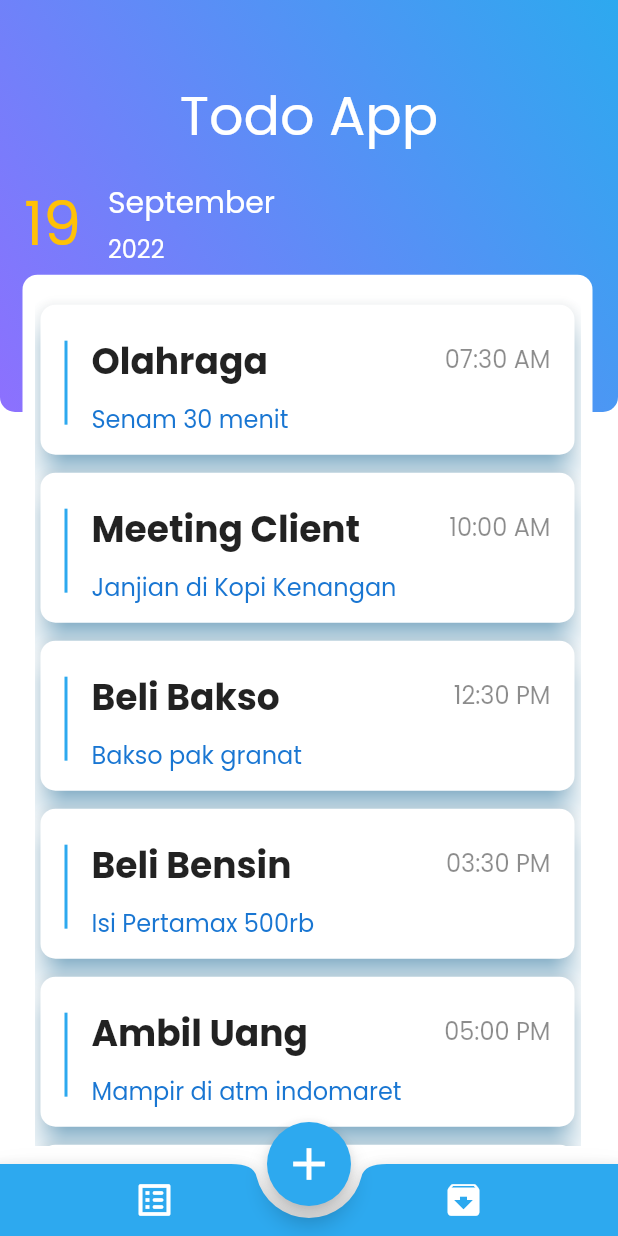
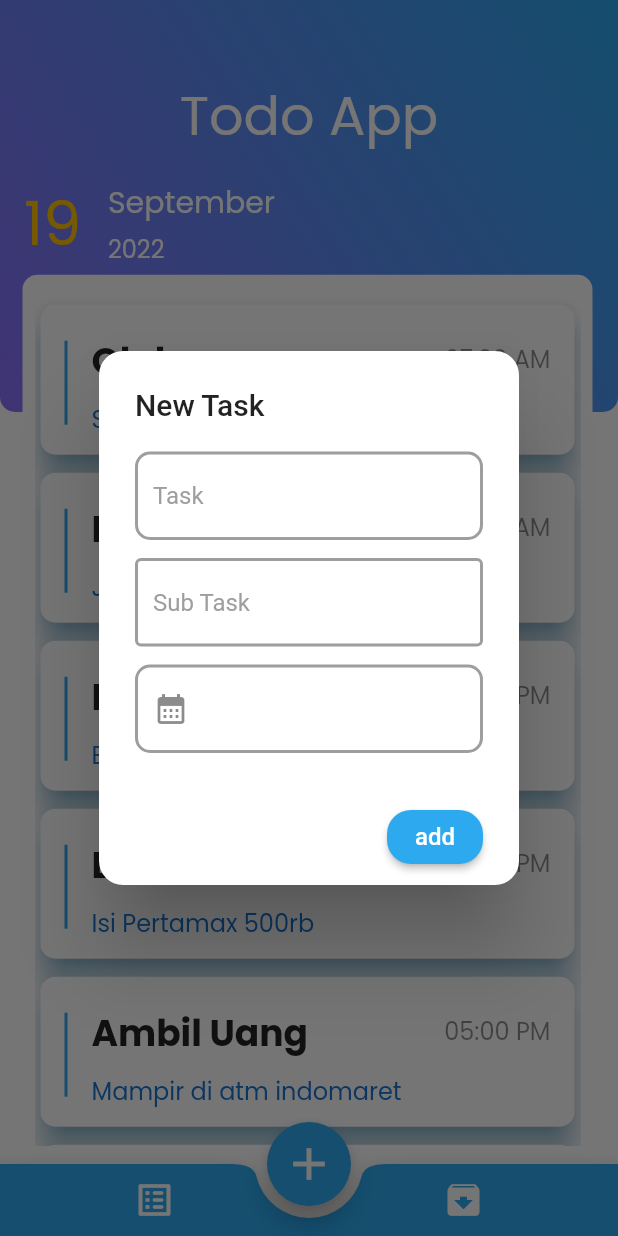
Before and after one commit to RezkiArifin/TodoApp-Flutter, a Flutter app: the screen it shows after launch, after a tap on the "add" icon, on a phone screen of 412 x 824 dp. Run offline on Flutter 3.47's test engine with Material 2 defaults, Android fonts, the phone set to English and light mode, and no system bars; drawn by our look-alikes of flutter_slidable; our stand-ins replace google_fonts.

Commit message:
Todo List App

```diff
--- a/lib/home_page.dart
+++ b/lib/home_page.dart
@@ -3,6 +3,7 @@ import 'package:intl/intl.dart';
 import 'package:todolist_app/models/task.dart';
 import 'package:todolist_app/theme.dart';
 import 'package:todolist_app/widgets/card_widget.dart';
+import 'package:todolist_app/widgets/form_widget.dart';
 
 class HomePage extends StatefulWidget {
   const HomePage({Key? key}) : super(key: key);
@@ -156,7 +157,16 @@ class _HomePageState extends State<HomePage> {
         ),
       ),
       floatingActionButton: FloatingActionButton(
-        onPressed: () {},
+        onPressed: () {
+          showDialog(
+            context: context,
+            builder: (context) {
+              return FormWidget(
+                addFunction: addTask,
+              );
+            },
+          );
+        },
         backgroundColor: blue,
         foregroundColor: card_white,
         child: const Icon(
--- a/lib/theme.dart
+++ b/lib/theme.dart
@@ -6,6 +6,7 @@ Color yellow = Colors.amber;
 Color black = Colors.black45;
 Color card_white = Color(0xffffffff);
 Color red = Color(0xFFFE4A49);
+Color grey = Colors.grey;
 
 TextStyle todoTitleStyle = GoogleFonts.poppins(
   fontSize: 36,
--- /dev/null
+++ b/lib/widgets/form_widget.dart
@@ -0,0 +1,159 @@
+import 'package:flutter/material.dart';
+import 'package:intl/intl.dart';
+import 'package:todolist_app/theme.dart';
+
+class FormWidget extends StatefulWidget {
+  final Function(String, String, DateTime) addFunction;
+  const FormWidget({
+    Key? key,
+    required this.addFunction,
+  }) : super(key: key);
+
+  @override
+  State<FormWidget> createState() => _FormWidgetState();
+}
+
+class _FormWidgetState extends State<FormWidget> {
+  DateTime? dateSelected;
+  TimeOfDay? timeSelected;
+  DateTime? dateResult;
+
+  final timeController = TextEditingController();
+  final titleController = TextEditingController();
+  final subtitleController = TextEditingController();
+
+  void _selectedDate(BuildContext context) async {
+    final DateTime? picked = await showDatePicker(
+      context: context,
+      initialDate: DateTime.now(),
+      firstDate: DateTime.now(),
+      lastDate: DateTime(2050),
+    );
+    if (picked != null) {
+      setState(() {
+        dateSelected = picked;
+        dateResult = picked;
+      });
+    }
+  }
+
+  void _selectedTime(BuildContext context) async {
+    final TimeOfDay? picked = await showTimePicker(
+      context: context,
+      initialTime: const TimeOfDay(hour: 00, minute: 00),
+    );
+    if (picked != null) {
+      setState(() {
+        timeSelected = picked;
+        dateResult = dateResult!.add(
+          Duration(hours: picked.hour, minutes: picked.minute),
+        );
+        timeController.text =
+            DateFormat('dd/MM/yyyy hh:mm').format(dateResult!);
+      });
+    }
+  }
+
+  @override
+  Widget build(BuildContext context) {
+    return AlertDialog(
+      shape: RoundedRectangleBorder(
+        borderRadius: BorderRadius.circular(16),
+      ),
+      title: const Text('New Task'),
+      content: SizedBox(
+        child: Column(
+          mainAxisSize: MainAxisSize.min,
+          children: [
+            TextField(
+              controller: titleController,
+              decoration: InputDecoration(
+                enabledBorder: OutlineInputBorder(
+                  borderSide: BorderSide(width: 2, color: grey),
+                  borderRadius: BorderRadius.circular(10),
+                ),
+                focusedBorder: OutlineInputBorder(
+                  borderSide: BorderSide(width: 2, color: grey),
+                  borderRadius: BorderRadius.circular(10),
+                ),
+                hintText: 'Task',
+                hintStyle: TextStyle(color: grey),
+              ),
+            ),
+            const SizedBox(
+              height: 12,
+            ),
+            TextField(
+              controller: subtitleController,
+              decoration: InputDecoration(
+                enabledBorder: OutlineInputBorder(
+                  borderSide: BorderSide(width: 2, color: grey),
+                ),
+                focusedBorder: OutlineInputBorder(
+                  borderSide: BorderSide(width: 2, color: grey),
+                  borderRadius: BorderRadius.circular(10),
+                ),
+                hintText: 'Sub Task',
+                hintStyle: TextStyle(color: grey),
+              ),
+            ),
+            const SizedBox(
+              height: 12,
+            ),
+            TextField(
+              controller: timeController,
+              decoration: InputDecoration(
+                suffixIcon: Row(
+                  mainAxisAlignment: MainAxisAlignment.start,
+                  children: [
+                    IconButton(
+                        onPressed: () {
+                          _selectedDate(context);
+                          _selectedTime(context);
+                        },
+                        icon: Icon(Icons.calendar_month)),
+                    Text(timeController.text),
+                  ],
+                ),
+                enabledBorder: OutlineInputBorder(
+                  borderSide: const BorderSide(width: 2, color: Colors.grey),
+                  borderRadius: BorderRadius.circular(10),
+                ),
+                focusedBorder: OutlineInputBorder(
+                  borderSide: const BorderSide(width: 2, color: Colors.grey),
+                  borderRadius: BorderRadius.circular(10),
+                ),
+                hintText: 'Time',
+                hintStyle: const TextStyle(
+                  color: Colors.grey,
+                ),
+              ),
+            ),
+          ],
+        ),
+      ),
+      actions: [
+        Padding(
+          padding: const EdgeInsets.symmetric(horizontal: 16.0),
+          child: ElevatedButton(
+            style: ElevatedButton.styleFrom(
+              shape: RoundedRectangleBorder(
+                borderRadius: BorderRadius.circular(16),
+              ),
+              backgroundColor: blue,
+            ),
+            onPressed: () {
+              widget.addFunction(
+                  titleController.text, subtitleController.text, dateResult!);
+              Navigator.of(context).pop();
+            },
+            child: Text(
+              'add',
+              style: TextStyle(color: card_white, fontSize: 16),
+            ),
+          ),
+        )
+      ],
+    );
+  }
+}
--- a/todolist_app/lib/home_page.dart
+++ /dev/null
@@ -1,170 +0,0 @@
-import 'package:flutter/material.dart';
-import 'package:intl/intl.dart';
-import 'package:todolist_app/models/task.dart';
-import 'package:todolist_app/theme.dart';
-import 'package:todolist_app/widgets/card_widget.dart';
-
-class HomePage extends StatefulWidget {
-  const HomePage({Key? key}) : super(key: key);
-
-  @override
-  State<HomePage> createState() => _HomePageState();
-}
-
-class _HomePageState extends State<HomePage> {
-  List newList = listTask.where((element) => !element.isDone).toList();
-
-  void addTask(String title, String subTitle, DateTime dateTime) {
-    setState(() {
-      final newTask = Task(title, subTitle, dateTime, false);
-      listTask.add(newTask);
-      updateData();
-    });
-  }
-
-  void updateData() {
-    newList = listTask.where((element) => !element.isDone).toList();
-  }
-
-  @override
-  Widget build(BuildContext context) {
-    final now = DateFormat('dd/MMMM/yyyy').format(DateTime.now());
-    final size = MediaQuery.of(context).size;
-    return Scaffold(
-      backgroundColor: Colors.white,
-      body: SizedBox(
-        width: size.width,
-        height: size.height,
-        child: Stack(
-          children: [
-            Positioned(
-              child: Container(
-                width: size.width,
-                height: size.height / 3,
-                decoration: const BoxDecoration(
-                  borderRadius: BorderRadius.only(
-                    bottomLeft: Radius.circular(10),
-                    bottomRight: Radius.circular(10),
-                  ),
-                  gradient: LinearGradient(
-                    colors: [
-                      Color(0xff8d70fe),
-                      Color(0xff2da9ef),
-                    ],
-                    begin: Alignment.bottomLeft,
-                    end: Alignment.topRight,
-                  ),
-                ),
-                child: Column(
-                  children: [
-                    const SizedBox(
-                      height: 50,
-                    ),
-                    Text(
-                      "Todo App",
-                      style: todoTitleStyle,
-                    ),
-                    const SizedBox(
-                      height: 8,
-                    ),
-                    ListTile(
-                      leading: Text(
-                        now.split('/').first,
-                        style: leadingTimeTextStyle,
-                      ),
-                      title: Padding(
-                        padding: const EdgeInsets.symmetric(vertical: 4.0),
-                        child: Text(
-                          now.split('/')[1],
-                          style: titleTimeTextStyle,
-                        ),
-                      ),
-                      subtitle: Text(
-                        now.split('/').last,
-                        style: subtitleTimeTextStyle,
-                      ),
-                    )
-                  ],
-                ),
-              ),
-            ),
-            Positioned(
-              top: size.height / 4.5,
-              left: 15,
-              child: Container(
-                width: size.width - 32,
-                height: size.height / 1.4,
-                decoration: const BoxDecoration(
-                  color: Colors.white,
-                  borderRadius: BorderRadius.horizontal(
-                    left: Radius.circular(10),
-                    right: Radius.circular(10),
-                  ),
-                ),
-                child: Padding(
-                  padding: const EdgeInsets.all(8),
-                  child: ListView.separated(
-                    padding: const EdgeInsets.only(
-                      top: 8,
-                    ),
-                    itemBuilder: (context, index) {
-                      return CardWidget(
-                        task: newList[index],
-                        handleRefresh: () {
-                          setState(() {
-                            listTask.remove(newList[index]);
-                            print('remove ${newList[index]}');
-                            updateData();
-                          });
-                        },
-                      );
-                    },
-                    itemCount: newList.length,
-                    separatorBuilder: (context, index) {
-                      return const SizedBox(
-                        height: 4,
-                      );
-                    },
-                  ),
-                ),
-              ),
-            ),
-          ],
-        ),
-      ),
-      bottomNavigationBar: BottomAppBar(
-        color: blue,
-        shape: const CircularNotchedRectangle(),
-        notchMargin: 8,
-        child: Row(
-          mainAxisSize: MainAxisSize.max,
-          mainAxisAlignment: MainAxisAlignment.spaceAround,
-          children: [
-            IconButton(
-              onPressed: () {},
-              icon: const Icon(Icons.list_alt_rounded),
-              color: Colors.white,
-              iconSize: 28,
-            ),
-            IconButton(
-              onPressed: () {},
-              icon: const Icon(Icons.archive_rounded),
-              color: Colors.white,
-              iconSize: 28,
-            ),
-          ],
-        ),
-      ),
-      floatingActionButton: FloatingActionButton(
-        onPressed: () {},
-        backgroundColor: blue,
-        foregroundColor: card_white,
-        child: const Icon(
-          Icons.add,
-          size: 36,
-        ),
-      ),
-      floatingActionButtonLocation: FloatingActionButtonLocation.centerDocked,
-    );
-  }
-}
--- a/todolist_app/lib/main.dart
+++ /dev/null
@@ -1,23 +0,0 @@
-import 'package:flutter/material.dart';
-import 'package:todolist_app/home_page.dart';
-
-void main() {
-  runApp(const MyApp());
-}
-
-class MyApp extends StatelessWidget {
-  const MyApp({Key? key}) : super(key: key);
-
-  // This widget is the root of your application.
-  @override
-  Widget build(BuildContext context) {
-    return MaterialApp(
-      debugShowCheckedModeBanner: false,
-      title: 'To Do List App',
-      theme: ThemeData(
-        primarySwatch: Colors.blue,
-      ),
-      home: const HomePage(),
-    );
-  }
-}
--- a/todolist_app/lib/models/task.dart
+++ /dev/null
@@ -1,74 +0,0 @@
-class Task {
-  final String taskName;
-  final String description;
-  final DateTime taskTime;
-  final bool isDone;
-
-  Task(
-    this.taskName,
-    this.description,
-    this.taskTime,
-    this.isDone,
-  );
-
-  Task copyWith({
-    String? taskName,
-    String? description,
-    DateTime? taskTime,
-    bool? isDone,
-  }) {
-    return Task(taskName ?? this.taskName, description ?? this.description,
-        taskTime ?? this.taskTime, isDone ?? this.isDone);
-  }
-}
-
-List<Task> listTask = [
-  Task(
-    'Olahraga',
-    'Senam 30 menit',
-    DateTime(2022, 9, 26, 7, 30),
-    false,
-  ),
-  Task(
-    'Meeting Client',
-    'Janjian di Kopi Kenangan',
-    DateTime(2022, 9, 26, 10, 00),
-    false,
-  ),
-  Task(
-    'Beli Bakso',
-    'Bakso pak granat',
-    DateTime(2022, 9, 26, 12, 30),
-    false,
-  ),
-  Task(
-    'Beli Bensin',
-    'Isi Pertamax 500rb',
-    DateTime(2022, 9, 26, 15, 30),
-    false,
-  ),
-  Task(
-    'Ambil Uang',
-    'Mampir di atm indomaret',
-    DateTime(2022, 9, 26, 17),
-    false,
-  ),
-  Task(
-    'Ketemu temen',
-    'Ambil Motor yg dipinjem',
-    DateTime(2022, 9, 26, 19),
-    false,
-  ),
-  Task(
-    'Jemput Anak',
-    'Lewat jalan adipati',
-    DateTime(2022, 9, 26, 11),
-    true,
-  ),
-  Task(
-    'Futsal',
-    'di futsal jakal km 9',
-    DateTime(2022, 9, 26, 20),
-    true,
-  ),
-];
--- a/todolist_app/lib/theme.dart
+++ /dev/null
@@ -1,48 +0,0 @@
-import 'package:flutter/material.dart';
-import 'package:google_fonts/google_fonts.dart';
-
-Color blue = Color(0xff2da9ef);
-Color yellow = Colors.amber;
-Color black = Colors.black45;
-Color card_white = Color(0xffffffff);
-Color red = Color(0xFFFE4A49);
-
-TextStyle todoTitleStyle = GoogleFonts.poppins(
-  fontSize: 36,
-  color: Colors.white,
-);
-
-TextStyle leadingTimeTextStyle = GoogleFonts.poppins(
-  fontSize: 40,
-  color: yellow,
-);
-
-TextStyle titleTimeTextStyle = GoogleFonts.poppins(
-  fontSize: 20,
-  color: Colors.white,
-);
-
-TextStyle subtitleTimeTextStyle = GoogleFonts.poppins(
-  fontSize: 16,
-  color: Colors.white,
-);
-
-TextStyle cardTitleStyle = GoogleFonts.poppins(
-  fontWeight: FontWeight.bold,
-  color: black,
-);
-
-TextStyle cardStyle = GoogleFonts.poppins(
-  fontSize: 24,
-  fontWeight: FontWeight.bold,
-);
-
-TextStyle cardSubStyle = GoogleFonts.poppins(
-  fontSize: 16,
-  color: Colors.blue.shade700,
-);
-
-TextStyle cardTrailingStyle = GoogleFonts.poppins(
-  fontSize: 16,
-  color: Colors.black45,
-);
--- a/todolist_app/lib/widgets/card_widget.dart
+++ /dev/null
@@ -1,105 +0,0 @@
-import 'package:flutter/material.dart';
-import 'package:flutter_slidable/flutter_slidable.dart';
-import 'package:intl/intl.dart';
-import 'package:todolist_app/theme.dart';
-
-import '../models/task.dart';
-
-class CardWidget extends StatefulWidget {
-  final Function handleRefresh;
-  final Task task;
-  const CardWidget({
-    Key? key,
-    required this.handleRefresh,
-    required this.task,
-  }) : super(key: key);
-
-  @override
-  State<CardWidget> createState() => _CardWidgetState();
-}
-
-class _CardWidgetState extends State<CardWidget> {
-  @override
-  Widget build(BuildContext context) {
-    return Slidable(
-      key: UniqueKey(),
-      startActionPane: ActionPane(
-        motion: const ScrollMotion(),
-        dismissible: DismissiblePane(onDismissed: () {
-          final newTask = widget.task.copyWith(isDone: true);
-          listTask.remove(widget.task);
-          listTask.add(newTask);
-          widget.handleRefresh;
-        }),
-        children: [
-          const SizedBox(
-            width: 2,
-          ),
-          SlidableAction(
-            borderRadius: BorderRadius.circular(16),
-            onPressed: (_) {
-              final newTask = widget.task.copyWith(isDone: true);
-              listTask.remove(widget.task);
-              listTask.add(newTask);
-              widget.handleRefresh();
-            },
-            backgroundColor: blue,
-            foregroundColor: card_white,
-            icon: Icons.done_outline_rounded,
-            label: 'Done',
-          ),
-          const SizedBox(
-            width: 2,
-          ),
-          SlidableAction(
-            borderRadius: BorderRadius.circular(16),
-            onPressed: (_) {
-              widget.handleRefresh();
-            },
-            backgroundColor: red,
-            foregroundColor: card_white,
-            icon: Icons.delete,
-            label: 'Remove',
-          ),
-        ],
-      ),
-      child: Card(
-        elevation: 8,
-        shadowColor: blue,
-        shape: RoundedRectangleBorder(
-          borderRadius: BorderRadius.circular(10),
-        ),
-        child: ListTile(
-          contentPadding: const EdgeInsets.symmetric(
-            vertical: 8,
-            horizontal: 16,
-          ),
-          minLeadingWidth: widget.task.isDone ? 0 : 2,
-          leading: widget.task.isDone
-              ? const SizedBox()
-              : Container(
-                  width: 2,
-                  color: blue,
-                ),
-          title: Padding(
-            padding: const EdgeInsets.symmetric(vertical: 8.0),
-            child: Text(
-              widget.task.taskName,
-              style: cardStyle,
-            ),
-          ),
-          subtitle: Text(
-            widget.task.description,
-            style: cardSubStyle,
-          ),
-          trailing: Text(
-            widget.task.isDone
-                ? 'Done'
-                : DateFormat('hh:mm a').format(widget.task.taskTime),
-            style: cardTrailingStyle,
-          ),
-        ),
-      ),
-    );
-  }
-}
```
Also changed, not shown: todolist_app/pubspec.yaml (deleted, +0 -90 lines), analysis_options.yaml (renamed from todolist_app/analysis_options.yaml), pubspec.lock (renamed from todolist_app/pubspec.lock), 171 other files.
